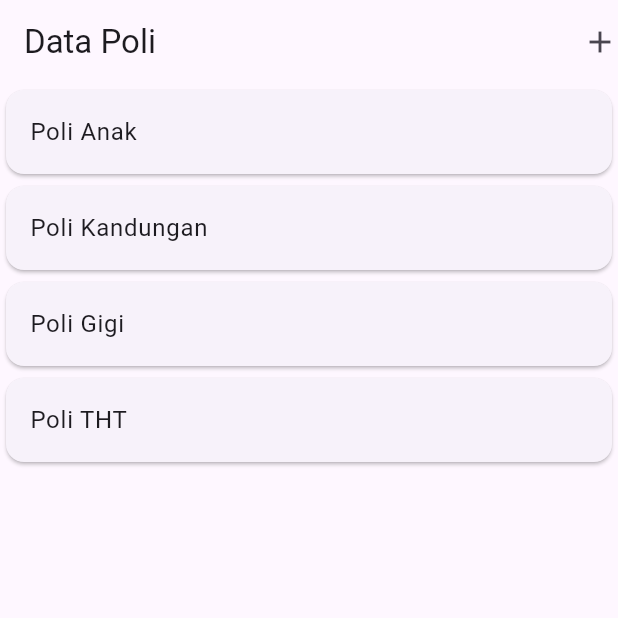
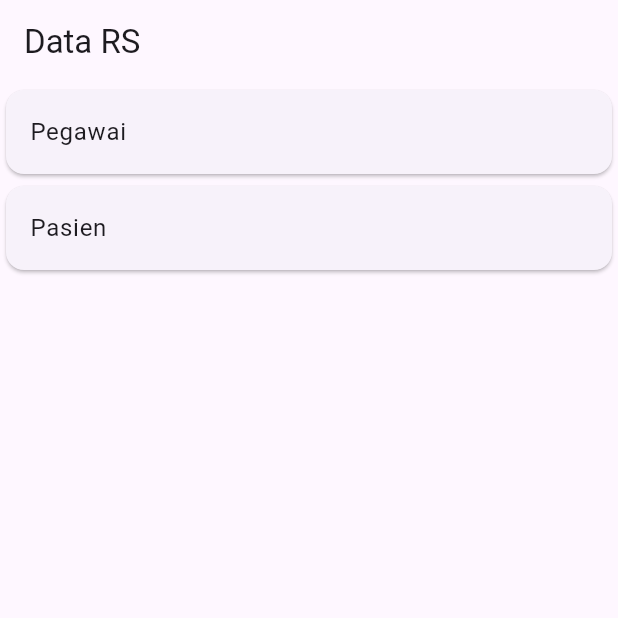
Before and after one commit to hawk-xc/flutter-klinik, a Flutter app: the screen it shows after launch, on a phone screen of 412 x 824 dp, the top half of it. Run offline on Flutter 3.47's test engine with Material 3 defaults, Android fonts, the phone set to English and light mode, and no system bars.

Commit message:
add update

```diff
--- a/lib/main.dart
+++ b/lib/main.dart
@@ -1,29 +1,16 @@
-// disini saya akan mencoba menjelaskan selaras dengan bahasa saya dan teman saya robot codeium
-
-// disini ada 2 import, untuk import line 4 flutter material atau biasa disebut modul/package dan line 5 ialah external file, istilahnya kita menggunakan extends atau yield
 import 'package:flutter/material.dart';
 import '/ui/poli_page.dart';
+import '/ui/pegawai_page.dart';
 
-// dart menggunakan paradigma pemrograman prosedural sedangkan flutter OOP, disini kita perlu memanggil class runApp pada fungsi main, yang dimana fungsi main akan dieksekusi pertama kali
-void /* kekonsongan / tidak menjalankan return */ main() => runApp(
-    MyApp()) /* MyApp adalah library yang saya import dari flutter material */;
+void main() => runApp(MyApp());
 
-// class MyApp melakukan inheritance dari flutter material StatelessWidget (ancestor)
-// istilah mudahnya ada 2 material widget diflutter, stateless dan stateful
 class MyApp extends StatelessWidget {
-  @override /* melakukan overriding / menimpa dengan method build */
-
-  Widget /* Type Injection */ build(
-      BuildContext /* type inject */ context /* variabel */) {
-    // mengembalikan method MaterialApp dalam bentuk objek
+  @override
+  Widget build(BuildContext context) {
     return MaterialApp(
-      title: 'Klinik App', // judul
-      debugShowCheckedModeBanner:
-          false, // kata temanku : Potongan kode ini mengatur visibilitas banner yang muncul dalam mode debug menjadi tidak terlihat (false).
-      home:
-          PoliPage(), // kita akan memanggil class dari file polipage yang kita import diatas diline 5
+      title: 'Klinik APP',
+      debugShowCheckedModeBanner: false,
+      home: PegawaiPage(),
     );
   }
 }
-
-// jangan lupa titik koma
--- /dev/null
+++ b/lib/model/pasien.dart
@@ -0,0 +1,10 @@
+class Pasien {
+  String? id;
+  String namaPasien;
+  Pasien({this.id, required this.namaPasien});
+  get idPasien => 'id';
+  get nomor_rm => 'nomor rm';
+  get tanggal_lahir => 'tanggal lahir';
+  get nomor_telepon => 'nomor telepon';
+  get alamat => 'alamat';
+}
--- /dev/null
+++ b/lib/model/pegawai.dart
@@ -0,0 +1,11 @@
+class Pegawai {
+  String? id;
+  String namaPegawai;
+  Pegawai({this.id, required this.namaPegawai});
+  get idPegawai => 'id';
+  get nip => 'nip';
+  get tanggal_lahir => 'tanggal lahir';
+  get nomor_telepon => 'nomor telepon';
+  get email => 'email';
+  get password => 'password';
+}
--- /dev/null
+++ b/lib/ui/pasien_item.dart
@@ -0,0 +1,26 @@
+import 'package:flutter/material.dart';
+import '../model/pasien.dart';
+import 'pasien_detail.dart';
+
+class PasienItem extends StatelessWidget {
+  final Pasien pasien;
+
+  const PasienItem({super.key, required this.pasien});
+
+  @override
+  Widget build(BuildContext context) {
+    return GestureDetector(
+      child: Card(
+        child: ListTile(
+          title: Text("${pasien.namaPasien}"),
+        ),
+      ),
+      onTap: () {
+        Navigator.push(
+            context,
+            MaterialPageRoute(
+                builder: (context) => PasienDetail(pasien: pasien)));
+      },
+    );
+  }
+}
--- /dev/null
+++ b/lib/ui/pegawai_item.dart
@@ -0,0 +1,26 @@
+import 'package:flutter/material.dart';
+import '../model/pegawai.dart';
+import 'pegawai_detail.dart';
+
+class PegawaiItem extends StatelessWidget {
+  final Pegawai pegawai;
+
+  const PegawaiItem({super.key, required this.pegawai});
+
+  @override
+  Widget build(BuildContext context) {
+    return GestureDetector(
+      child: Card(
+        child: ListTile(
+          title: Text("${pegawai.namaPegawai}"),
+        ),
+      ),
+      onTap: () {
+        Navigator.push(
+            context,
+            MaterialPageRoute(
+                builder: (context) => PegawaiDetail(pegawai: pegawai)));
+      },
+    );
+  }
+}
--- /dev/null
+++ b/lib/ui/pegawai_page.dart
@@ -0,0 +1,53 @@
+import 'package:flutter/material.dart';
+import 'pegawai_detail.dart';
+import 'pasien_detail.dart';
+import '../model/pegawai.dart';
+import '../model/pasien.dart';
+
+class PegawaiPage extends StatefulWidget {
+  const PegawaiPage({super.key});
+
+  @override
+  State<PegawaiPage> createState() => _PegawaiPageState();
+}
+
+class _PegawaiPageState extends State<PegawaiPage> {
+  @override
+  Widget build(BuildContext context) {
+    return Scaffold(
+      appBar: AppBar(title: const Text("Data RS")),
+      body: ListView(
+        children: [
+          GestureDetector(
+            child: Card(
+              child: ListTile(
+                title: const Text("Pegawai"),
+              ),
+            ),
+            onTap: () {
+              Pegawai pegawai = new Pegawai(namaPegawai: "Nama Pegawai");
+              Navigator.push(
+                  context,
+                  MaterialPageRoute(
+                      builder: (context) => PegawaiDetail(pegawai: pegawai)));
+            },
+          ),
+          GestureDetector(
+            child: Card(
+              child: ListTile(
+                title: const Text("Pasien"),
+              ),
+            ),
+            onTap: () {
+              Pasien pasien = new Pasien(namaPasien: "Nama Pasien");
+              Navigator.push(
+                  context,
+                  MaterialPageRoute(
+                      builder: (context) => PasienDetail(pasien: pasien)));
+            },
+          ),
+        ],
+      ),
+    );
+  }
+}
--- a/lib/ui/poli_page.dart
+++ b/lib/ui/poli_page.dart
@@ -6,7 +6,7 @@
 
 import 'package:flutter/material.dart'; // import package material dari flutter library
 import '../model/poli.dart'; // import model poli, disini hanya untuk kita melakukan inject variable untuk dapat dimasukkan ke poli detail
-import 'poli_detail.dart'; // import poli detail
+import 'poli_detail.dart'; // import poli detail1
 import 'poli_item.dart'; // import poli item
 import 'poli_form.dart'; // import poli form
 
```
Also changed, not shown: lib/ui/pasien_detail.dart (added, +74 -0 lines), lib/ui/pegawai_detail.dart (added, +80 -0 lines), lib/ui/pegawai_form.dart (added, +30 -0 lines), lib/ui/poli_pegawai.dart (added, +62 -0 lines).
